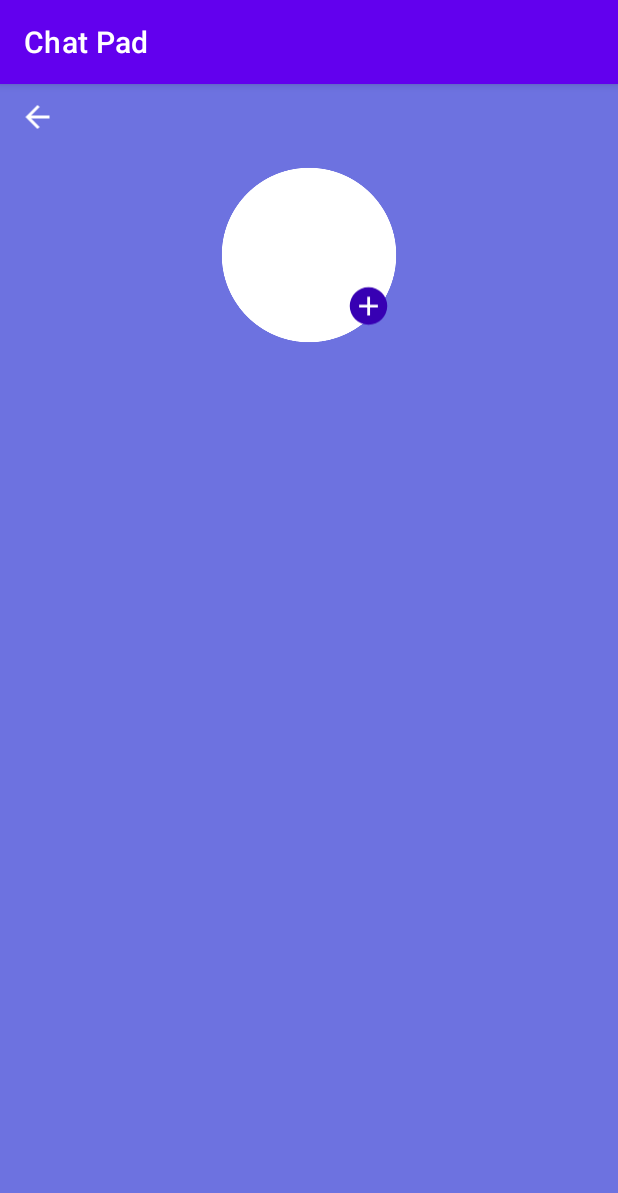
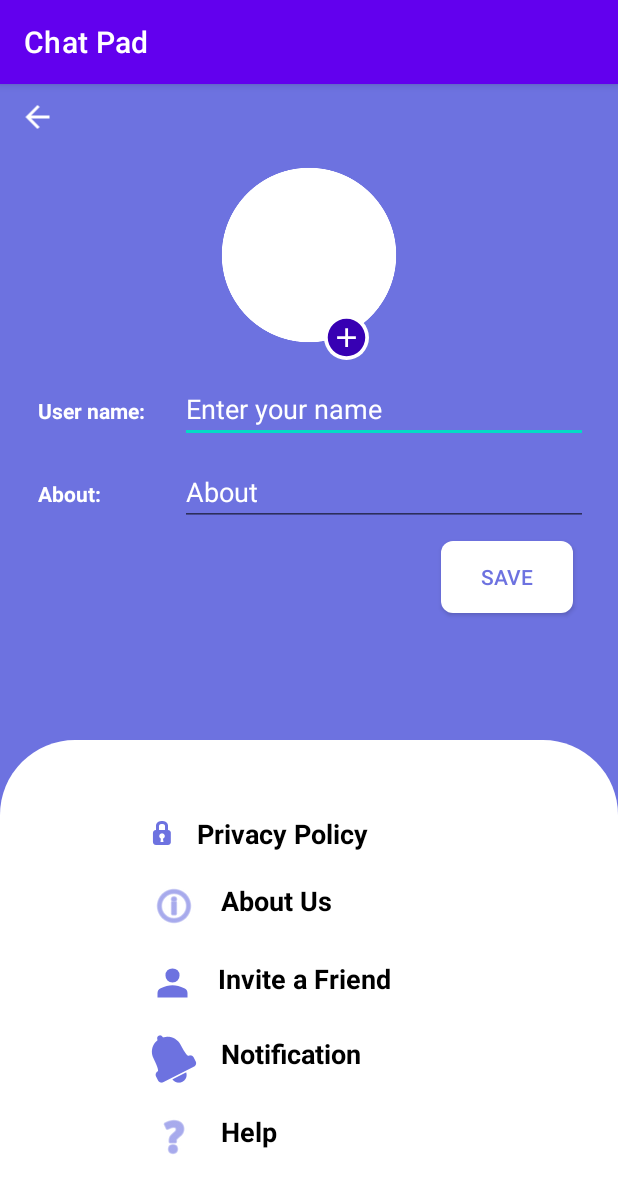
Before and after one commit to EvertzHamiltonIsaac/Final-Project-Mobile, an Android app: the SettingsActivity screen opened directly, with no data from a screen before it, on a phone screen of 412 x 824 dp. Shown: the top 1193 px of the screen. Run offline under Robolectric (Android 15) with nearby library versions, the phone set to English and light mode, and no system bars.

Commit message:
Preferencias de menu

```diff
--- /dev/null
+++ b/app/src/main/res/drawable/btn_bg.xml
@@ -0,0 +1,7 @@
+<?xml version="1.0" encoding="utf-8"?>
+<shape xmlns:android="http://schemas.android.com/apk/res/android">
+
+    <solid android:color="@color/white"/>
+    <corners android:radius="8dp"/>
+
+</shape>
--- /dev/null
+++ b/app/src/main/res/drawable/linear_bg.xml
@@ -0,0 +1,9 @@
+<?xml version="1.0" encoding="utf-8"?>
+<shape xmlns:android="http://schemas.android.com/apk/res/android">
+
+    <solid android:color="@color/white"/>
+    <corners
+        android:topLeftRadius="50dp"
+        android:topRightRadius="50dp"
+        />
+</shape>
--- a/app/src/main/res/layout/activity_settings.xml
+++ b/app/src/main/res/layout/activity_settings.xml
@@ -40,11 +40,152 @@
             app:tint="#FFFFFF" />
 
         <ImageView
-            android:id="@+id/imageView3"
+            android:id="@+id/plus"
             android:layout_width="30dp"
+            android:layout_height="30dp"
+            android:layout_marginLeft="25dp"
+            android:layout_marginTop="-30dp"
+            android:background="@drawable/round_shape"
+            app:srcCompat="@drawable/plus" />
+
+        <LinearLayout
+            android:layout_width="match_parent"
+            android:layout_height="match_parent"
+            android:layout_marginTop="10dp"
+            android:orientation="horizontal">
+
+            <TextView
+                android:id="@+id/textView2"
+                android:layout_width="100dp"
+                android:layout_height="wrap_content"
+                android:padding="5dp"
+                android:text="User name:"
+                android:textColor="@color/white"
+                android:textStyle="bold" />
+
+            <EditText
+                android:id="@+id/etUserName"
+                android:layout_width="match_parent"
+                android:layout_height="wrap_content"
+                android:hint="Enter your name"
+                android:inputType="textPersonName"
+                android:textColor="@color/white"
+                android:textColorHint="@color/white" />
+        </LinearLayout>
+        <LinearLayout
+            android:layout_width="match_parent"
+            android:layout_height="match_parent"
+            android:layout_marginTop="10dp"
+            android:orientation="horizontal">
+
+            <TextView
+                android:id="@+id/textView3"
+                android:layout_width="100dp"
+                android:layout_height="wrap_content"
+                android:padding="5dp"
+                android:text="About:"
+                android:textColor="@color/white"
+                android:textStyle="bold" />
+
+            <EditText
+                android:id="@+id/etStatus"
+                android:layout_width="match_parent"
+                android:layout_height="wrap_content"
+                android:hint="About"
+                android:inputType="textPersonName"
+                android:textColor="@color/white"
+                android:textColorHint="@color/white" />
+        </LinearLayout>
+
+        <androidx.appcompat.widget.AppCompatButton
+            android:layout_width="wrap_content"
             android:layout_height="wrap_content"
-            android:layout_marginLeft="40dp"
-            android:layout_marginTop="-60dp"
-            app:srcCompat="@drawable/plus" />
+
+            android:layout_gravity="right"
+            android:layout_margin="10dp"
+            android:background="@drawable/btn_bg"
+            android:padding="5dp"
+            android:text="Save"
+            android:textColor="@color/MediumStateBlue" />
+    </LinearLayout>
+
+    <LinearLayout
+        android:layout_width="match_parent"
+        android:layout_height="wrap_content"
+        android:layout_alignParentBottom="true"
+        android:layout_marginTop="10dp"
+        android:background="@drawable/linear_bg"
+        android:orientation="vertical"
+        android:padding="40dp">
+
+        <TextView
+            android:id="@+id/textView4"
+            android:layout_width="match_parent"
+            android:layout_height="wrap_content"
+            android:layout_marginLeft="50dp"
+            android:drawableLeft="@android:drawable/ic_secure"
+            android:drawablePadding="15dp"
+            android:drawableTint="@color/MediumStateBlue"
+            android:padding="10dp"
+            android:text="Privacy Policy"
+            android:textColor="@color/black"
+            android:textSize="18sp"
+            android:textStyle="bold" />
+
+        <TextView
+            android:id="@+id/textView5"
+            android:layout_width="match_parent"
+            android:layout_height="wrap_content"
+            android:layout_marginLeft="50dp"
+            android:drawableLeft="@android:drawable/ic_menu_info_details"
+            android:drawablePadding="15dp"
+            android:drawableTint="@color/MediumStateBlue"
+            android:padding="10dp"
+            android:text="About Us"
+            android:textColor="@color/black"
+            android:textSize="18sp"
+            android:textStyle="bold" />
+
+        <TextView
+            android:id="@+id/textView6"
+            android:layout_width="match_parent"
+            android:layout_height="wrap_content"
+            android:layout_marginLeft="50dp"
+            android:drawableLeft="@drawable/user_input"
+            android:drawablePadding="15dp"
+            android:drawableTint="@color/MediumStateBlue"
+            android:padding="10dp"
+            android:text="Invite a Friend"
+            android:textColor="@color/black"
+            android:textSize="18sp"
+            android:textStyle="bold" />
+
+        <TextView
+            android:id="@+id/textView7"
+            android:layout_width="match_parent"
+            android:layout_height="wrap_content"
+            android:layout_marginLeft="50dp"
+            android:drawableLeft="@android:drawable/ic_popup_reminder"
+            android:drawablePadding="15dp"
+            android:drawableTint="@color/MediumStateBlue"
+            android:padding="10dp"
+            android:text="Notification"
+            android:textColor="@color/black"
+            android:textSize="18sp"
+            android:textStyle="bold" />
+
+        <TextView
+            android:id="@+id/textView8"
+            android:layout_width="match_parent"
+            android:layout_height="wrap_content"
+            android:layout_marginLeft="50dp"
+            android:drawableLeft="@android:drawable/ic_menu_help"
+            android:drawablePadding="15dp"
+            android:drawableTint="@color/MediumStateBlue"
+            android:padding="10dp"
+            android:text="Help"
+            android:textColor="@color/black"
+            android:textSize="18sp"
+            android:textStyle="bold" />
     </LinearLayout>
 </RelativeLayout>
```
